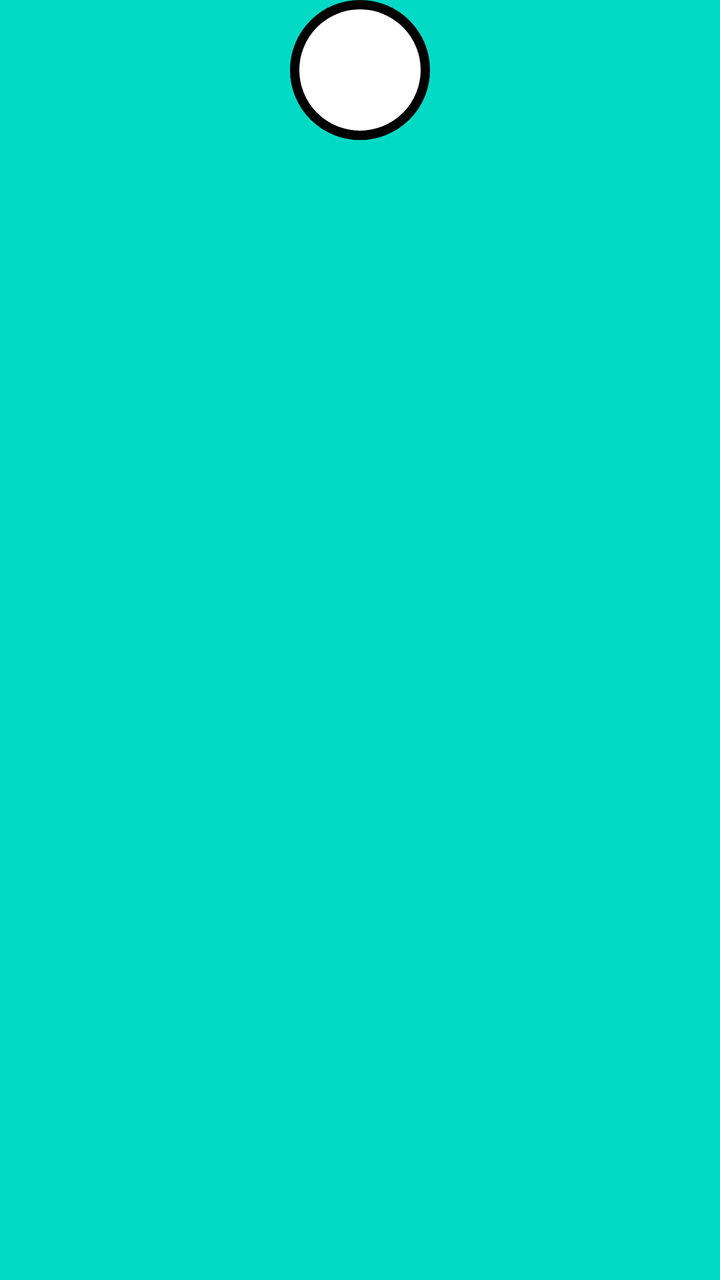
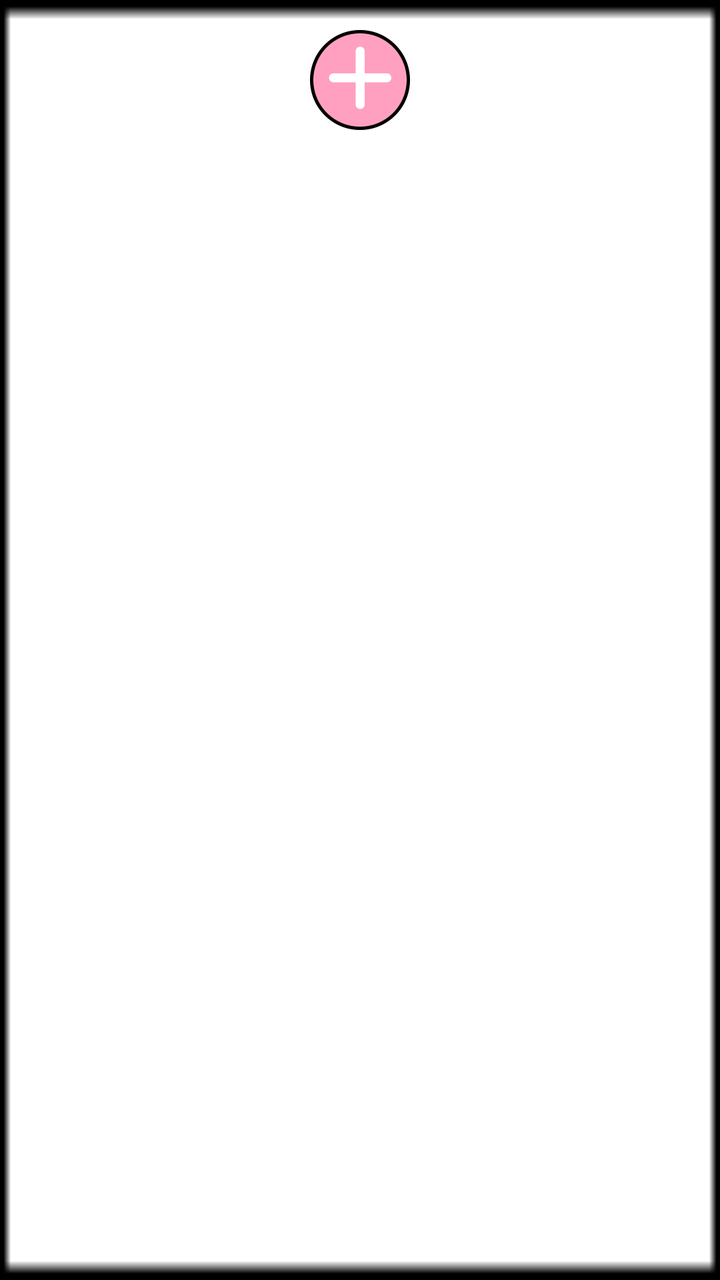

Compare the two renders of this Android layout. The source of the first and the diff that turns it into the second are given below.
<!-- AndroidManifest.xml: application theme Theme.PetMonsters -->
<!-- res/layout/fragment_board_friend.xml -->
<?xml version="1.0" encoding="utf-8"?>
<FrameLayout xmlns:android="http://schemas.android.com/apk/res/android"
    xmlns:tools="http://schemas.android.com/tools"
    android:layout_width="match_parent"
    android:layout_height="match_parent"
    tools:context=".BoardFragment"
    android:background="@color/teal_200">


    <ScrollView
        android:layout_width="match_parent"
        android:layout_height="match_parent">

        <LinearLayout
            android:id="@+id/board_main_layout"
            android:layout_width="match_parent"
            android:layout_height="match_parent"
            android:orientation="vertical">
            
            <ImageView
                android:id="@+id/new_message_btn"
                android:layout_width="300dp"
                android:layout_height="70dp"
                android:src="@drawable/color_selector"
                android:layout_marginLeft="20dp"
                android:layout_marginRight="20dp"
                android:layout_gravity="center"/>

        </LinearLayout>

    </ScrollView>


</FrameLayout>
<!-- resources referenced by this layout -->
<resources>
  <color name="teal_200">#FF03DAC5</color>
  <!-- drawable color_selector (drawable) -->
  <?xml version="1.0" encoding="utf-8"?>
  <shape
      xmlns:android="http://schemas.android.com/apk/res/android"
      android:shape="oval">
  
      <solid
          android:color="#FFFFFF" />
      <size
          android:width="75dp"
          android:height="75dp"/>
  
      <stroke android:color="@color/black"
          android:width="5dp"/>
  </shape>
  <style name="Theme.PetMonsters" parent="Theme.MaterialComponents.DayNight.NoActionBar">
          
          <item name="colorPrimary">@color/purple_500</item>
          <item name="colorPrimaryVariant">@color/purple_700</item>
          <item name="colorOnPrimary">@color/white</item>
          
          <item name="colorSecondary">@color/teal_200</item>
          <item name="colorSecondaryVariant">@color/teal_700</item>
          <item name="colorOnSecondary">@color/black</item>
          
          <item name="android:statusBarColor">?attr/colorPrimaryVariant</item>
          
      </style>
  <color name="black">#FF000000</color>
  <color name="purple_500">#FF6200EE</color>
  <color name="purple_700">#FF3700B3</color>
  <color name="white">#FFFFFFFF</color>
  <color name="teal_700">#FF018786</color>
</resources>

<!-- the commit's change to res/layout/fragment_board_friend.xml (unified diff, before → after) -->
@@ -4,12 +4,14 @@
     android:layout_width="match_parent"
     android:layout_height="match_parent"
     tools:context=".BoardFragment"
-    android:background="@color/teal_200">
+    android:background="@drawable/board_panel_background">
 
 
-    <ScrollView
+    <androidx.core.widget.NestedScrollView
         android:layout_width="match_parent"
-        android:layout_height="match_parent">
+        android:layout_height="match_parent"
+        android:layout_marginTop="5dp"
+        android:layout_marginBottom="5dp">
 
         <LinearLayout
             android:id="@+id/board_main_layout"
@@ -20,15 +22,16 @@
             <ImageView
                 android:id="@+id/new_message_btn"
                 android:layout_width="300dp"
-                android:layout_height="70dp"
-                android:src="@drawable/color_selector"
+                android:layout_height="50dp"
+                android:src="@drawable/add_note_iv"
                 android:layout_marginLeft="20dp"
                 android:layout_marginRight="20dp"
+                android:layout_marginTop="10dp"
                 android:layout_gravity="center"/>
 
         </LinearLayout>
 
-    </ScrollView>
+    </androidx.core.widget.NestedScrollView>
 
 
 </FrameLayout>
<!-- resource entries referenced after the edit -->
@@ -1,21 +1,8 @@
 <!-- resources referenced by this layout -->
 <resources>
+  <!-- drawable add_note_iv: png bitmap (drawable, 12568 bytes) -->
+  <!-- drawable board_panel_background: png bitmap (drawable, 1173 bytes) -->
   <color name="teal_200">#FF03DAC5</color>
-  <!-- drawable color_selector (drawable) -->
-  <?xml version="1.0" encoding="utf-8"?>
-  <shape
-      xmlns:android="http://schemas.android.com/apk/res/android"
-      android:shape="oval">
-  
-      <solid
-          android:color="#FFFFFF" />
-      <size
-          android:width="75dp"
-          android:height="75dp"/>
-  
-      <stroke android:color="@color/black"
-          android:width="5dp"/>
-  </shape>
   <style name="Theme.PetMonsters" parent="Theme.MaterialComponents.DayNight.NoActionBar">
           
           <item name="colorPrimary">@color/purple_500</item>
